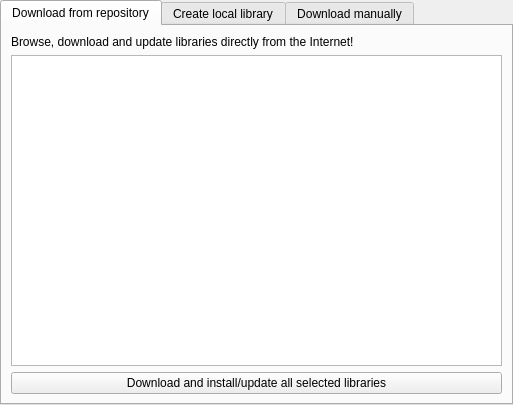
Above: libs/librepcb/librarymanager/addlibrarywidget.ui from LibrePCB/LibrePCB before the change. Below: the same form after it.
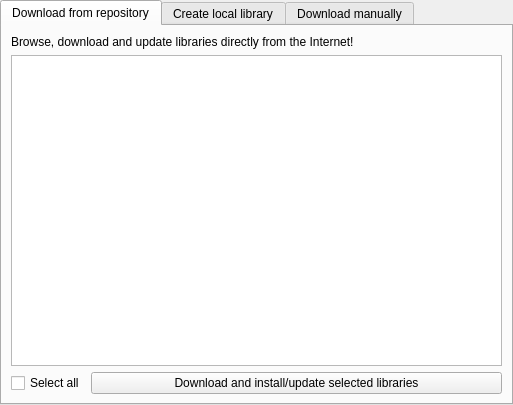
That is the form after the change. Icons and pictures are not drawn.

Commit message: Library manager: Add "select all" checkbox

```diff
--- a/libs/librepcb/librarymanager/addlibrarywidget.ui
+++ b/libs/librepcb/librarymanager/addlibrarywidget.ui
@@ -50,11 +50,22 @@
         <widget class="QListWidget" name="lstRepoLibs"/>
        </item>
        <item>
+        <layout class="QHBoxLayout" name="horizontalLayout_4" stretch="0,1">
+         <item>
+          <widget class="QCheckBox" name="cbxRepoLibsSelectAll">
+           <property name="text">
+            <string>Select all</string>
+           </property>
+          </widget>
+         </item>
+         <item>
         <widget class="QPushButton" name="btnRepoLibsDownload">
          <property name="text">
-          <string>Download and install/update all selected libraries</string>
-         </property>
-        </widget>
+            <string>Download and install/update selected libraries</string>
+           </property>
+          </widget>
+         </item>
+        </layout>
        </item>
       </layout>
      </widget>
```
Lines whose indentation alone changed are shown as unchanged. The commit also changes 1 other file.
